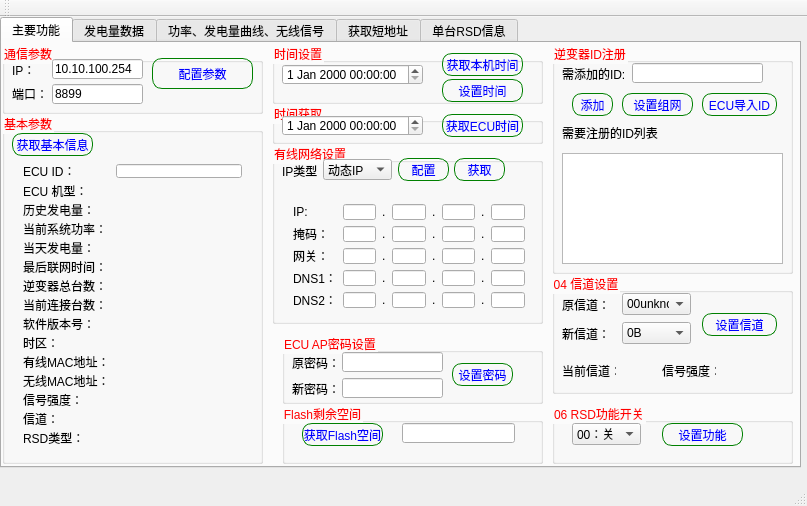
Qt form mainwindow.ui (crawler-john/ECU-R-PC) before a commit.
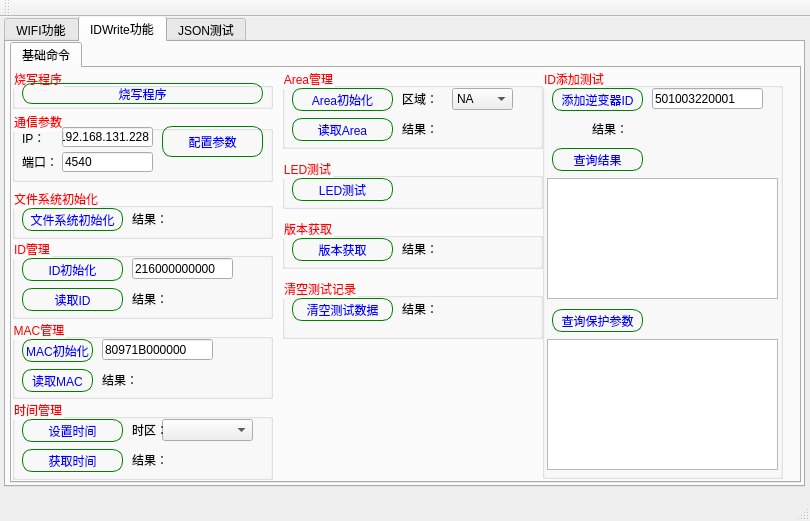
The same form after that commit. The open tabs and pages were chosen to show the change. Icons and pictures are not drawn.

What changed in the file:
```diff
--- a/mainwindow.ui
+++ b/mainwindow.ui
@@ -6,20 +6,36 @@
    <rect>
     <x>0</x>
     <y>0</y>
-    <width>807</width>
-    <height>506</height>
+    <width>810</width>
+    <height>521</height>
    </rect>
   </property>
   <property name="windowTitle">
    <string>MainWindow</string>
   </property>
   <widget class="QWidget" name="centralWidget">
-   <widget class="QTabWidget" name="tabWidget">
+   <widget class="QTabWidget" name="tabWidget_2">
     <property name="geometry">
      <rect>
-      <x>0</x>
-      <y>0</y>
+      <x>4</x>
+      <y>-1</y>
       <width>801</width>
+      <height>471</height>
+     </rect>
+    </property>
+    <property name="currentIndex">
+     <number>0</number>
+    </property>
+    <widget class="QWidget" name="tab_5">
+     <attribute name="title">
+      <string>WIFI功能</string>
+     </attribute>
+     <widget class="QTabWidget" name="tabWidget">
+      <property name="geometry">
+       <rect>
+        <x>3</x>
+        <y>0</y>
+        <width>821</width>
       <height>451</height>
      </rect>
     </property>
@@ -2048,6 +2064,1060 @@
     </widget>
    </widget>
   </widget>
+    <widget class="QWidget" name="tab_6">
+     <attribute name="title">
+      <string>IDWrite功能</string>
+     </attribute>
+     <widget class="QTabWidget" name="tabWidget_3">
+      <property name="geometry">
+       <rect>
+        <x>4</x>
+        <y>0</y>
+        <width>791</width>
+        <height>441</height>
+       </rect>
+      </property>
+      <property name="styleSheet">
+       <string notr="true">QWidget#centralwidget{
+	background-image:url(img/mainwindow.jpg);
+}
+QGroupBox::title {
+	color:#ff0000
+}
+
+QTableWidget
+{
+background: rgb(237,216,255);
+alternate-background-color:rgb(48,51,55);
+selection-background-color:qlineargradient(x1:0, y1:0, x2:0, y2:1, stop:0 rgb(237,216,255),stop:1 rgb(237,211,255));
+}
+
+QHeaderView::section
+{
+background-color: qlineargradient(x1:0, y1:0, x2:0, y2:1, 		stop:0 rgb(237,216,255),
+	stop:1 rgb(237,211,255));
+color: rgb(0,0,0);
+padding-left: 4px;
+border: 1px solid #383838;
+}
+QScrollBar:vertical 
+{
+border: 0px solid grey;
+background: transparent;
+width: 15px;
+margin: 22px 0 22px 0;
+}
+QScrollBar::handle:vertical 
+{
+background: qlineargradient(x1:0, y1:0, x2:1, y2:0, stop:0 rgb(46,46,46),stop:1 rgb(66,66,66));
+min-height: 20px;
+}
+QScrollBar::add-line:vertical 
+{
+border: 0px solid grey;
+background: rgb(66,66,66);
+height: 20px;
+subcontrol-position: bottom;
+subcontrol-origin: margin;
+}
+QScrollBar::sub-line:vertical 
+{
+border: 0px solid grey;
+background: rgb(56,56,56);
+height: 20px;
+subcontrol-position: top;
+subcontrol-origin: margin;
+}
+QScrollBar::up-arrow:vertical, QScrollBar::down-arrow:vertical 
+{
+border: 0px solid grey;
+width: 3px;
+height: 3px;
+background: rgb(46,46,46);
+}
+QScrollBar::add-page:vertical, QScrollBar::sub-page:vertical
+{
+background: none;
+}
+
+QPushButton{
+color:#0000ff;
+border:26px;
+solid #FFFFFF;
+border: 1px solid green;
+border-radius:10px;
+}
+QPushButton:hover{
+color:#FF0000;
+}</string>
+      </property>
+      <property name="currentIndex">
+       <number>0</number>
+      </property>
+      <widget class="QWidget" name="tab_7">
+       <attribute name="title">
+        <string>基础命令</string>
+       </attribute>
+       <widget class="QGroupBox" name="groupBox_18">
+        <property name="geometry">
+         <rect>
+          <x>0</x>
+          <y>43</y>
+          <width>261</width>
+          <height>71</height>
+         </rect>
+        </property>
+        <property name="title">
+         <string>通信参数</string>
+        </property>
+        <widget class="QLabel" name="label_13">
+         <property name="geometry">
+          <rect>
+           <x>10</x>
+           <y>16</y>
+           <width>41</width>
+           <height>21</height>
+          </rect>
+         </property>
+         <property name="text">
+          <string>IP：</string>
+         </property>
+        </widget>
+        <widget class="QLabel" name="label_14">
+         <property name="geometry">
+          <rect>
+           <x>10</x>
+           <y>40</y>
+           <width>41</width>
+           <height>21</height>
+          </rect>
+         </property>
+         <property name="text">
+          <string>端口：</string>
+         </property>
+        </widget>
+        <widget class="QLineEdit" name="lineEdit_IP_IDWrite">
+         <property name="geometry">
+          <rect>
+           <x>50</x>
+           <y>16</y>
+           <width>91</width>
+           <height>20</height>
+          </rect>
+         </property>
+         <property name="text">
+          <string>192.168.131.228</string>
+         </property>
+        </widget>
+        <widget class="QLineEdit" name="lineEdit_Port_IDWrite">
+         <property name="geometry">
+          <rect>
+           <x>50</x>
+           <y>41</y>
+           <width>91</width>
+           <height>20</height>
+          </rect>
+         </property>
+         <property name="text">
+          <string>4540</string>
+         </property>
+        </widget>
+        <widget class="QPushButton" name="btn_config_IDWrite">
+         <property name="geometry">
+          <rect>
+           <x>150</x>
+           <y>15</y>
+           <width>101</width>
+           <height>31</height>
+          </rect>
+         </property>
+         <property name="text">
+          <string>配置参数</string>
+         </property>
+        </widget>
+       </widget>
+       <widget class="QGroupBox" name="groupBox_20">
+        <property name="geometry">
+         <rect>
+          <x>0</x>
+          <y>0</y>
+          <width>261</width>
+          <height>41</height>
+         </rect>
+        </property>
+        <property name="title">
+         <string>烧写程序</string>
+        </property>
+        <widget class="QPushButton" name="btn_download_IDWrite">
+         <property name="geometry">
+          <rect>
+           <x>10</x>
+           <y>15</y>
+           <width>241</width>
+           <height>21</height>
+          </rect>
+         </property>
+         <property name="text">
+          <string>烧写程序</string>
+         </property>
+        </widget>
+       </widget>
+       <widget class="QGroupBox" name="groupBox_21">
+        <property name="geometry">
+         <rect>
+          <x>0</x>
+          <y>120</y>
+          <width>261</width>
+          <height>51</height>
+         </rect>
+        </property>
+        <property name="title">
+         <string>文件系统初始化</string>
+        </property>
+        <widget class="QPushButton" name="btn_mkfs">
+         <property name="geometry">
+          <rect>
+           <x>10</x>
+           <y>20</y>
+           <width>101</width>
+           <height>23</height>
+          </rect>
+         </property>
+         <property name="text">
+          <string>文件系统初始化</string>
+         </property>
+        </widget>
+        <widget class="QLabel" name="label_24">
+         <property name="geometry">
+          <rect>
+           <x>120</x>
+           <y>20</y>
+           <width>31</width>
+           <height>21</height>
+          </rect>
+         </property>
+         <property name="text">
+          <string>结果：</string>
+         </property>
+        </widget>
+        <widget class="QLabel" name="label_mkfs">
+         <property name="geometry">
+          <rect>
+           <x>160</x>
+           <y>20</y>
+           <width>91</width>
+           <height>21</height>
+          </rect>
+         </property>
+         <property name="text">
+          <string/>
+         </property>
+        </widget>
+       </widget>
+       <widget class="QGroupBox" name="groupBox_19">
+        <property name="geometry">
+         <rect>
+          <x>0</x>
+          <y>170</y>
+          <width>261</width>
+          <height>81</height>
+         </rect>
+        </property>
+        <property name="title">
+         <string>ID管理</string>
+        </property>
+        <widget class="QPushButton" name="btn_setID">
+         <property name="geometry">
+          <rect>
+           <x>10</x>
+           <y>20</y>
+           <width>101</width>
+           <height>23</height>
+          </rect>
+         </property>
+         <property name="text">
+          <string>ID初始化</string>
+         </property>
+        </widget>
+        <widget class="QPushButton" name="btn_getID">
+         <property name="geometry">
+          <rect>
+           <x>10</x>
+           <y>50</y>
+           <width>101</width>
+           <height>23</height>
+          </rect>
+         </property>
+         <property name="text">
+          <string>读取ID</string>
+         </property>
+        </widget>
+        <widget class="QLineEdit" name="lineEdit_ID_2">
+         <property name="geometry">
+          <rect>
+           <x>120</x>
+           <y>20</y>
+           <width>101</width>
+           <height>21</height>
+          </rect>
+         </property>
+         <property name="text">
+          <string>216000000000</string>
+         </property>
+        </widget>
+        <widget class="QLabel" name="label_ID_2">
+         <property name="geometry">
+          <rect>
+           <x>160</x>
+           <y>50</y>
+           <width>91</width>
+           <height>21</height>
+          </rect>
+         </property>
+         <property name="text">
+          <string/>
+         </property>
+        </widget>
+        <widget class="QLabel" name="label_26">
+         <property name="geometry">
+          <rect>
+           <x>120</x>
+           <y>50</y>
+           <width>31</width>
+           <height>21</height>
+          </rect>
+         </property>
+         <property name="text">
+          <string>结果：</string>
+         </property>
+        </widget>
+       </widget>
+       <widget class="QGroupBox" name="groupBox_22">
+        <property name="geometry">
+         <rect>
+          <x>0</x>
+          <y>251</y>
+          <width>261</width>
+          <height>80</height>
+         </rect>
+        </property>
+        <property name="title">
+         <string>MAC管理</string>
+        </property>
+        <widget class="QLineEdit" name="lineEdit_MAC">
+         <property name="geometry">
+          <rect>
+           <x>90</x>
+           <y>20</y>
+           <width>111</width>
+           <height>21</height>
+          </rect>
+         </property>
+         <property name="text">
+          <string>80971B000000</string>
+         </property>
+        </widget>
+        <widget class="QLabel" name="label_MAC">
+         <property name="geometry">
+          <rect>
+           <x>120</x>
+           <y>50</y>
+           <width>141</width>
+           <height>21</height>
+          </rect>
+         </property>
+         <property name="text">
+          <string/>
+         </property>
+        </widget>
+        <widget class="QLabel" name="label_28">
+         <property name="geometry">
+          <rect>
+           <x>90</x>
+           <y>50</y>
+           <width>31</width>
+           <height>21</height>
+          </rect>
+         </property>
+         <property name="text">
+          <string>结果：</string>
+         </property>
+        </widget>
+        <widget class="QPushButton" name="btn_setMAC">
+         <property name="geometry">
+          <rect>
+           <x>10</x>
+           <y>20</y>
+           <width>71</width>
+           <height>23</height>
+          </rect>
+         </property>
+         <property name="text">
+          <string>MAC初始化</string>
+         </property>
+        </widget>
+        <widget class="QPushButton" name="btn_getMAC">
+         <property name="geometry">
+          <rect>
+           <x>10</x>
+           <y>50</y>
+           <width>71</width>
+           <height>23</height>
+          </rect>
+         </property>
+         <property name="text">
+          <string>读取MAC</string>
+         </property>
+        </widget>
+       </widget>
+       <widget class="QGroupBox" name="groupBox_23">
+        <property name="geometry">
+         <rect>
+          <x>270</x>
+          <y>0</y>
+          <width>261</width>
+          <height>81</height>
+         </rect>
+        </property>
+        <property name="title">
+         <string>Area管理</string>
+        </property>
+        <widget class="QPushButton" name="btn_setArea">
+         <property name="geometry">
+          <rect>
+           <x>10</x>
+           <y>20</y>
+           <width>101</width>
+           <height>23</height>
+          </rect>
+         </property>
+         <property name="text">
+          <string>Area初始化</string>
+         </property>
+        </widget>
+        <widget class="QPushButton" name="btn_getArea">
+         <property name="geometry">
+          <rect>
+           <x>10</x>
+           <y>50</y>
+           <width>101</width>
+           <height>23</height>
+          </rect>
+         </property>
+         <property name="text">
+          <string>读取Area</string>
+         </property>
+        </widget>
+        <widget class="QLabel" name="label_Area">
+         <property name="geometry">
+          <rect>
+           <x>160</x>
+           <y>50</y>
+           <width>91</width>
+           <height>21</height>
+          </rect>
+         </property>
+         <property name="text">
+          <string/>
+         </property>
+        </widget>
+        <widget class="QLabel" name="label_35">
+         <property name="geometry">
+          <rect>
+           <x>120</x>
+           <y>50</y>
+           <width>31</width>
+           <height>21</height>
+          </rect>
+         </property>
+         <property name="text">
+          <string>结果：</string>
+         </property>
+        </widget>
+        <widget class="QComboBox" name="comboBox_Area">
+         <property name="geometry">
+          <rect>
+           <x>170</x>
+           <y>20</y>
+           <width>61</width>
+           <height>22</height>
+          </rect>
+         </property>
+         <item>
+          <property name="text">
+           <string>NA</string>
+          </property>
+         </item>
+         <item>
+          <property name="text">
+           <string>SAA</string>
+          </property>
+         </item>
+         <item>
+          <property name="text">
+           <string>MX</string>
+          </property>
+         </item>
+        </widget>
+        <widget class="QLabel" name="label_36">
+         <property name="geometry">
+          <rect>
+           <x>120</x>
+           <y>20</y>
+           <width>31</width>
+           <height>21</height>
+          </rect>
+         </property>
+         <property name="text">
+          <string>区域：</string>
+         </property>
+        </widget>
+       </widget>
+       <widget class="QGroupBox" name="groupBox_24">
+        <property name="geometry">
+         <rect>
+          <x>0</x>
+          <y>331</y>
+          <width>261</width>
+          <height>81</height>
+         </rect>
+        </property>
+        <property name="title">
+         <string>时间管理</string>
+        </property>
+        <widget class="QPushButton" name="btn_getTime_2">
+         <property name="geometry">
+          <rect>
+           <x>10</x>
+           <y>50</y>
+           <width>101</width>
+           <height>23</height>
+          </rect>
+         </property>
+         <property name="text">
+          <string>获取时间</string>
+         </property>
+        </widget>
+        <widget class="QPushButton" name="btn_setTime_2">
+         <property name="geometry">
+          <rect>
+           <x>10</x>
+           <y>20</y>
+           <width>101</width>
+           <height>23</height>
+          </rect>
+         </property>
+         <property name="text">
+          <string>设置时间</string>
+         </property>
+        </widget>
+        <widget class="QComboBox" name="comboBox_TimeZone">
+         <property name="geometry">
+          <rect>
+           <x>150</x>
+           <y>20</y>
+           <width>91</width>
+           <height>22</height>
+          </rect>
+         </property>
+        </widget>
+        <widget class="QLabel" name="label_37">
+         <property name="geometry">
+          <rect>
+           <x>120</x>
+           <y>20</y>
+           <width>31</width>
+           <height>21</height>
+          </rect>
+         </property>
+         <property name="text">
+          <string>时区：</string>
+         </property>
+        </widget>
+        <widget class="QLabel" name="label_Time">
+         <property name="geometry">
+          <rect>
+           <x>160</x>
+           <y>50</y>
+           <width>91</width>
+           <height>21</height>
+          </rect>
+         </property>
+         <property name="text">
+          <string/>
+         </property>
+        </widget>
+        <widget class="QLabel" name="label_38">
+         <property name="geometry">
+          <rect>
+           <x>120</x>
+           <y>50</y>
+           <width>31</width>
+           <height>21</height>
+          </rect>
+         </property>
+         <property name="text">
+          <string>结果：</string>
+         </property>
+        </widget>
+       </widget>
+       <widget class="QGroupBox" name="groupBox_25">
+        <property name="geometry">
+         <rect>
+          <x>270</x>
+          <y>90</y>
+          <width>261</width>
+          <height>51</height>
+         </rect>
+        </property>
+        <property name="title">
+         <string>LED测试</string>
+        </property>
+        <widget class="QPushButton" name="btn_LED">
+         <property name="geometry">
+          <rect>
+           <x>10</x>
+           <y>20</y>
+           <width>101</width>
+           <height>23</height>
+          </rect>
+         </property>
+         <property name="text">
+          <string>LED测试</string>
+         </property>
+        </widget>
+       </widget>
+       <widget class="QGroupBox" name="groupBox_26">
+        <property name="geometry">
+         <rect>
+          <x>270</x>
+          <y>150</y>
+          <width>261</width>
+          <height>51</height>
+         </rect>
+        </property>
+        <property name="title">
+         <string>版本获取</string>
+        </property>
+        <widget class="QPushButton" name="btn_Version">
+         <property name="geometry">
+          <rect>
+           <x>10</x>
+           <y>20</y>
+           <width>101</width>
+           <height>23</height>
+          </rect>
+         </property>
+         <property name="text">
+          <string>版本获取</string>
+         </property>
+        </widget>
+        <widget class="QLabel" name="label_39">
+         <property name="geometry">
+          <rect>
+           <x>120</x>
+           <y>20</y>
+           <width>31</width>
+           <height>21</height>
+          </rect>
+         </property>
+         <property name="text">
+          <string>结果：</string>
+         </property>
+        </widget>
+        <widget class="QLabel" name="label_version">
+         <property name="geometry">
+          <rect>
+           <x>160</x>
+           <y>20</y>
+           <width>91</width>
+           <height>21</height>
+          </rect>
+         </property>
+         <property name="text">
+          <string/>
+         </property>
+        </widget>
+       </widget>
+       <widget class="QGroupBox" name="groupBox_28">
+        <property name="geometry">
+         <rect>
+          <x>530</x>
+          <y>0</y>
+          <width>241</width>
+          <height>411</height>
+         </rect>
+        </property>
+        <property name="title">
+         <string>ID添加测试</string>
+        </property>
+        <widget class="QPushButton" name="btn_addInverter">
+         <property name="geometry">
+          <rect>
+           <x>10</x>
+           <y>20</y>
+           <width>91</width>
+           <height>23</height>
+          </rect>
+         </property>
+         <property name="text">
+          <string>添加逆变器ID</string>
+         </property>
+        </widget>
+        <widget class="QLineEdit" name="lineEdit_INVERTER">
+         <property name="geometry">
+          <rect>
+           <x>110</x>
+           <y>20</y>
+           <width>111</width>
+           <height>21</height>
+          </rect>
+         </property>
+         <property name="text">
+          <string>501003220001</string>
+         </property>
+        </widget>
+        <widget class="QPushButton" name="btn_query_result">
+         <property name="geometry">
+          <rect>
+           <x>10</x>
+           <y>80</y>
+           <width>91</width>
+           <height>23</height>
+          </rect>
+         </property>
+         <property name="text">
+          <string>查询结果</string>
+         </property>
+        </widget>
+        <widget class="QPushButton" name="btn_query_protection">
+         <property name="geometry">
+          <rect>
+           <x>10</x>
+           <y>241</y>
+           <width>91</width>
+           <height>23</height>
+          </rect>
+         </property>
+         <property name="text">
+          <string>查询保护参数</string>
+         </property>
+        </widget>
+        <widget class="QLabel" name="label_inverter">
+         <property name="geometry">
+          <rect>
+           <x>80</x>
+           <y>50</y>
+           <width>141</width>
+           <height>21</height>
+          </rect>
+         </property>
+         <property name="text">
+          <string/>
+         </property>
+        </widget>
+        <widget class="QLabel" name="label_41">
+         <property name="geometry">
+          <rect>
+           <x>50</x>
+           <y>50</y>
+           <width>31</width>
+           <height>21</height>
+          </rect>
+         </property>
+         <property name="text">
+          <string>结果：</string>
+         </property>
+        </widget>
+        <widget class="QTextBrowser" name="textBrowser">
+         <property name="geometry">
+          <rect>
+           <x>5</x>
+           <y>110</y>
+           <width>231</width>
+           <height>121</height>
+          </rect>
+         </property>
+        </widget>
+        <widget class="QTextBrowser" name="textBrowser_2">
+         <property name="geometry">
+          <rect>
+           <x>5</x>
+           <y>271</y>
+           <width>231</width>
+           <height>131</height>
+          </rect>
+         </property>
+        </widget>
+       </widget>
+       <widget class="QGroupBox" name="groupBox_29">
+        <property name="geometry">
+         <rect>
+          <x>270</x>
+          <y>210</y>
+          <width>261</width>
+          <height>61</height>
+         </rect>
+        </property>
+        <property name="title">
+         <string>清空测试记录</string>
+        </property>
+        <widget class="QPushButton" name="btn_Clear">
+         <property name="geometry">
+          <rect>
+           <x>10</x>
+           <y>20</y>
+           <width>101</width>
+           <height>23</height>
+          </rect>
+         </property>
+         <property name="text">
+          <string>清空测试数据</string>
+         </property>
+        </widget>
+        <widget class="QLabel" name="label_40">
+         <property name="geometry">
+          <rect>
+           <x>120</x>
+           <y>20</y>
+           <width>31</width>
+           <height>21</height>
+          </rect>
+         </property>
+         <property name="text">
+          <string>结果：</string>
+         </property>
+        </widget>
+        <widget class="QLabel" name="label_Clear">
+         <property name="geometry">
+          <rect>
+           <x>160</x>
+           <y>20</y>
+           <width>91</width>
+           <height>21</height>
+          </rect>
+         </property>
+         <property name="text">
+          <string/>
+         </property>
+        </widget>
+       </widget>
+      </widget>
+     </widget>
+    </widget>
+    <widget class="QWidget" name="tab_8">
+     <attribute name="title">
+      <string>JSON测试</string>
+     </attribute>
+     <widget class="QTabWidget" name="tabWidget_4">
+      <property name="geometry">
+       <rect>
+        <x>4</x>
+        <y>0</y>
+        <width>791</width>
+        <height>441</height>
+       </rect>
+      </property>
+      <property name="styleSheet">
+       <string notr="true">QWidget#centralwidget{
+	background-image:url(img/mainwindow.jpg);
+}
+QGroupBox::title {
+	color:#ff0000
+}
+
+QTableWidget
+{
+background: rgb(237,216,255);
+alternate-background-color:rgb(48,51,55);
+selection-background-color:qlineargradient(x1:0, y1:0, x2:0, y2:1, stop:0 rgb(237,216,255),stop:1 rgb(237,211,255));
+}
+
+QHeaderView::section
+{
+background-color: qlineargradient(x1:0, y1:0, x2:0, y2:1, 		stop:0 rgb(237,216,255),
+	stop:1 rgb(237,211,255));
+color: rgb(0,0,0);
+padding-left: 4px;
+border: 1px solid #383838;
+}
+QScrollBar:vertical 
+{
+border: 0px solid grey;
+background: transparent;
+width: 15px;
+margin: 22px 0 22px 0;
+}
+QScrollBar::handle:vertical 
+{
+background: qlineargradient(x1:0, y1:0, x2:1, y2:0, stop:0 rgb(46,46,46),stop:1 rgb(66,66,66));
+min-height: 20px;
+}
+QScrollBar::add-line:vertical 
+{
+border: 0px solid grey;
+background: rgb(66,66,66);
+height: 20px;
+subcontrol-position: bottom;
+subcontrol-origin: margin;
+}
+QScrollBar::sub-line:vertical 
+{
+border: 0px solid grey;
+background: rgb(56,56,56);
+height: 20px;
+subcontrol-position: top;
+subcontrol-origin: margin;
+}
+QScrollBar::up-arrow:vertical, QScrollBar::down-arrow:vertical 
+{
+border: 0px solid grey;
+width: 3px;
+height: 3px;
+background: rgb(46,46,46);
+}
+QScrollBar::add-page:vertical, QScrollBar::sub-page:vertical
+{
+background: none;
+}
+
+QPushButton{
+color:#0000ff;
+border:26px;
+solid #FFFFFF;
+border: 1px solid green;
+border-radius:10px;
+}
+QPushButton:hover{
+color:#FF0000;
+}</string>
+      </property>
+      <property name="currentIndex">
+       <number>0</number>
+      </property>
+      <widget class="QWidget" name="tab_9">
+       <attribute name="title">
+        <string>基础命令</string>
+       </attribute>
+       <widget class="QGroupBox" name="groupBox_30">
+        <property name="geometry">
+         <rect>
+          <x>0</x>
+          <y>0</y>
+          <width>261</width>
+          <height>71</height>
+         </rect>
+        </property>
+        <property name="title">
+         <string>通信参数</string>
+        </property>
+        <widget class="QLabel" name="label_46">
+         <property name="geometry">
+          <rect>
+           <x>10</x>
+           <y>16</y>
+           <width>41</width>
+           <height>21</height>
+          </rect>
+         </property>
+         <property name="text">
+          <string>IP：</string>
+         </property>
+        </widget>
+        <widget class="QLabel" name="label_47">
+         <property name="geometry">
+          <rect>
+           <x>10</x>
+           <y>40</y>
+           <width>41</width>
+           <height>21</height>
+          </rect>
+         </property>
+         <property name="text">
+          <string>端口：</string>
+         </property>
+        </widget>
+        <widget class="QLineEdit" name="lineEdit_IP_JSON">
+         <property name="geometry">
+          <rect>
+           <x>50</x>
+           <y>16</y>
+           <width>91</width>
+           <height>20</height>
+          </rect>
+         </property>
+         <property name="text">
+          <string>192.168.131.228</string>
+         </property>
+        </widget>
+        <widget class="QLineEdit" name="lineEdit_Port_JSON">
+         <property name="geometry">
+          <rect>
+           <x>50</x>
+           <y>41</y>
+           <width>91</width>
+           <height>20</height>
+          </rect>
+         </property>
+         <property name="text">
+          <string>4570</string>
+         </property>
+        </widget>
+        <widget class="QPushButton" name="btn_config_JSON">
+         <property name="geometry">
+          <rect>
+           <x>150</x>
+           <y>20</y>
+           <width>101</width>
+           <height>31</height>
+          </rect>
+         </property>
+         <property name="text">
+          <string>配置参数</string>
+         </property>
+        </widget>
+       </widget>
+       <widget class="QPlainTextEdit" name="plainTextEdit">
+        <property name="geometry">
+         <rect>
+          <x>290</x>
+          <y>10</y>
+          <width>421</width>
+          <height>401</height>
+         </rect>
+        </property>
+       </widget>
+       <widget class="QGroupBox" name="groupBox_31">
+        <property name="geometry">
+         <rect>
+          <x>0</x>
+          <y>80</y>
+          <width>251</width>
+          <height>61</height>
+         </rect>
+        </property>
+        <property name="title">
+         <string>命令</string>
+        </property>
+        <widget class="QPushButton" name="btn_cmd101">
+         <property name="geometry">
+          <rect>
+           <x>10</x>
+           <y>20</y>
+           <width>75</width>
+           <height>23</height>
+          </rect>
+         </property>
+         <property name="text">
+          <string>CMD：101</string>
+         </property>
+        </widget>
+       </widget>
+      </widget>
+     </widget>
+    </widget>
+   </widget>
+  </widget>
   <widget class="QMenuBar" name="menuBar">
    <property name="geometry">
     <rect>
```
Left out of the diff: 2 changed lines with no effect on the pictures. Lines whose indentation alone changed are shown as unchanged.
